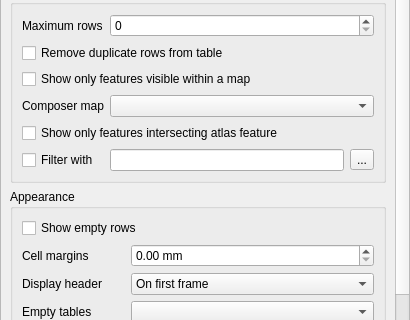
qgis/QGIS, file src/ui/composer/qgscomposerattributetablewidgetbase.ui: the form before one commit; both pictures show x 0 to 410 and y 224 to 544 of the 410 by 815 pixel window.
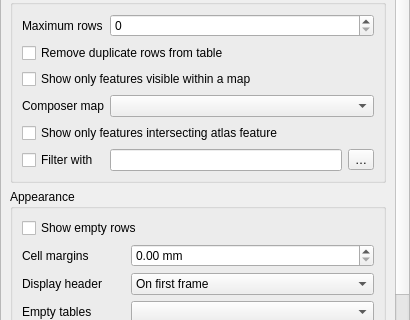
The form after the commit. Icons and pictures are not drawn. Custom widgets are drawn as their Qt base class.

What changed in the file:
```diff
--- a/src/ui/composer/qgscomposerattributetablewidgetbase.ui
+++ b/src/ui/composer/qgscomposerattributetablewidgetbase.ui
@@ -213,7 +213,7 @@
             <item>
              <widget class="QToolButton" name="mFeatureFilterButton">
               <property name="text">
-               <string>...</string>
+               <string>…</string>
               </property>
               <property name="icon">
                <iconset resource="../../../images/images.qrc">
```
